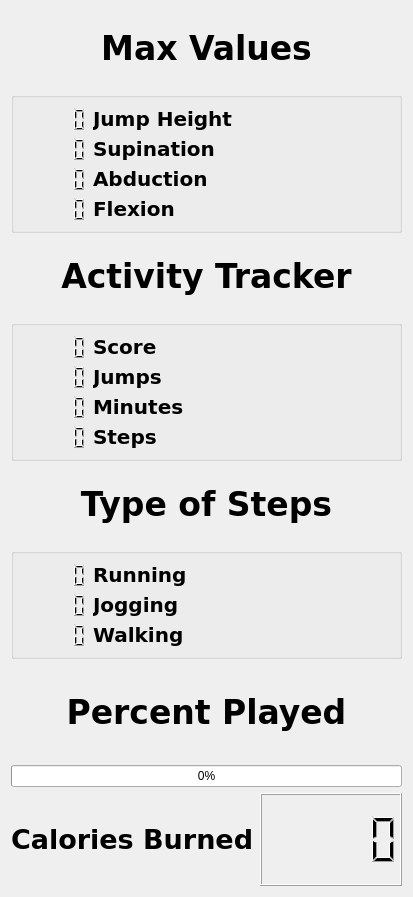
This is GUI/playerStats.ui in vasav123/LoadManager as Qt 5 draws it before an edit. The edited form follows.
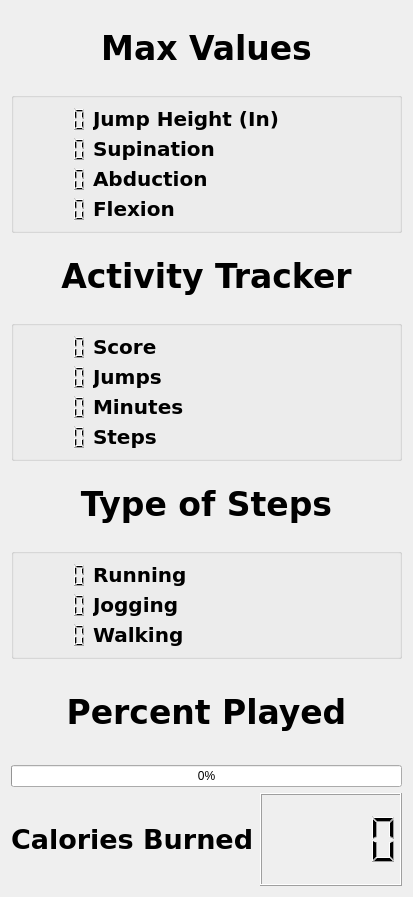
This is the edited form.

The edit to the form file:
```diff
--- a/GUI/playerStats.ui
+++ b/GUI/playerStats.ui
@@ -33,7 +33,7 @@
      </property>
      <layout class="QGridLayout" name="gridLayout_3">
       <item row="0" column="0">
-       <widget class="QLCDNumber" name="NumRun">
+       <widget class="QLCDNumber" name="NumSprint">
         <property name="sizePolicy">
          <sizepolicy hsizetype="Maximum" vsizetype="Minimum">
           <horstretch>0</horstretch>
@@ -82,7 +82,7 @@
        </widget>
       </item>
       <item row="1" column="0">
-       <widget class="QLCDNumber" name="NumSprint">
+       <widget class="QLCDNumber" name="NumRun">
         <property name="sizePolicy">
          <sizepolicy hsizetype="Maximum" vsizetype="Minimum">
           <horstretch>0</horstretch>
@@ -242,7 +242,7 @@
          </font>
         </property>
         <property name="text">
-         <string>Jump Height</string>
+         <string>Jump Height (In)</string>
         </property>
        </widget>
       </item>
```
